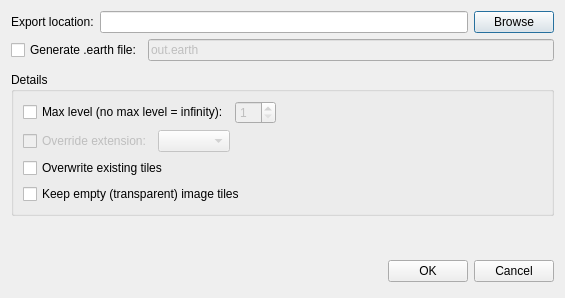
Above: src/applications/osgearth_package_qt/ExportDialog.ui from gwaldron/osgearth before the change. Below: the same form after it.
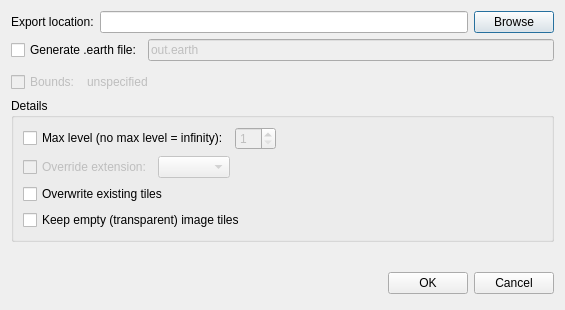
That is the form after the change.

Commit message: Added bounds specification and a progress bar for export.

```diff
--- a/src/applications/osgearth_package_qt/ExportDialog.ui
+++ b/src/applications/osgearth_package_qt/ExportDialog.ui
@@ -72,6 +72,36 @@
      </property>
     </spacer>
    </item>
+   <item>
+    <layout class="QHBoxLayout" name="horizontalLayout_7">
+     <item>
+      <widget class="QCheckBox" name="boundsCheckBox">
+       <property name="enabled">
+        <bool>false</bool>
+       </property>
+       <property name="sizePolicy">
+        <sizepolicy hsizetype="Maximum" vsizetype="Fixed">
+         <horstretch>0</horstretch>
+         <verstretch>0</verstretch>
+        </sizepolicy>
+       </property>
+       <property name="text">
+        <string>Bounds:</string>
+       </property>
+      </widget>
+     </item>
+     <item>
+      <widget class="QLabel" name="boundsLabel">
+       <property name="enabled">
+        <bool>false</bool>
+       </property>
+       <property name="text">
+        <string>unspecified</string>
+       </property>
+      </widget>
+     </item>
+    </layout>
+   </item>
    <item>
     <widget class="QGroupBox" name="groupBox">
      <property name="title">
```
The commit also changes 9 other files.
